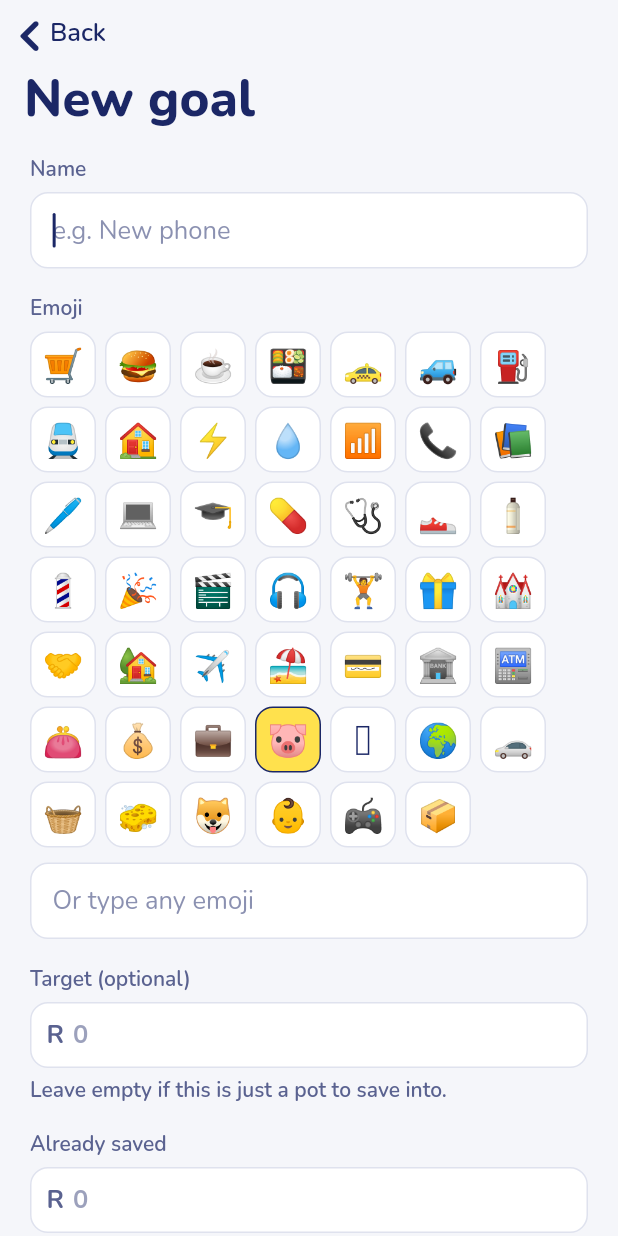
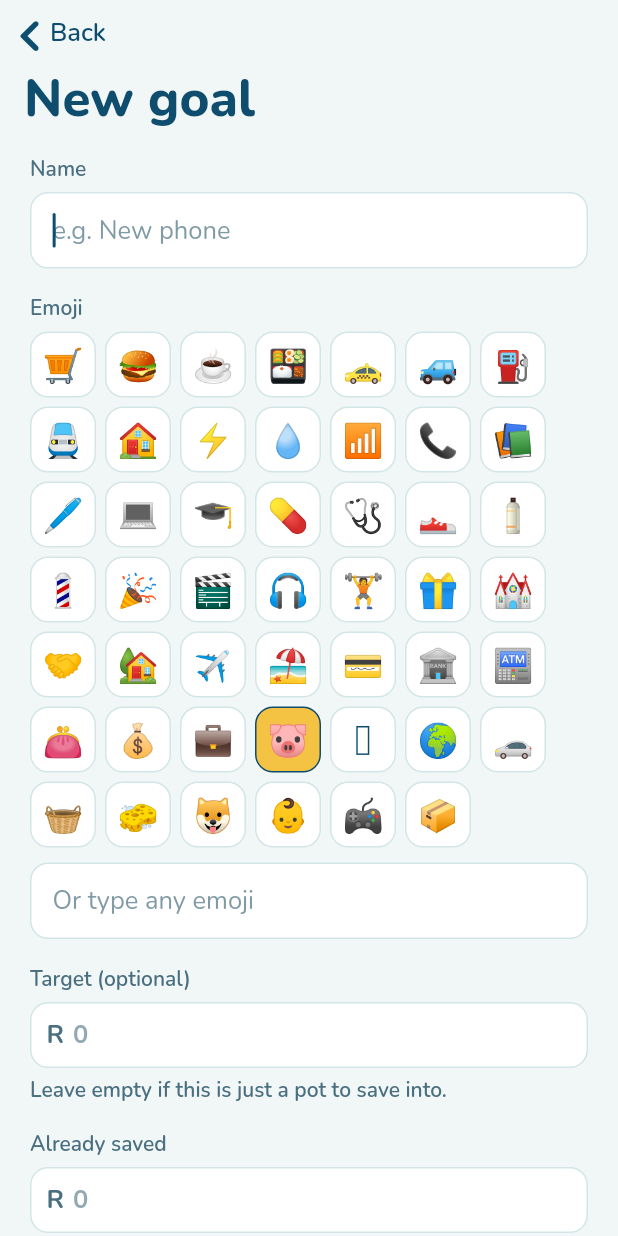
Before and after one commit to Trillion26/StudentBudget, a Flutter app: the GoalEditPage screen opened directly, on a phone screen of 412 x 824 dp. Run offline on Flutter 3.47's test engine with Material 3 defaults, Android fonts, the phone set to English and light mode, and no system bars; our stand-ins replace drift, drift_flutter, file_picker, fl_chart, local_auth, share_plus; missing offline and left inert: sqlite3; accounts and stored records are empty; generated files the repository leaves out were written again; statements that could not run were skipped.

Commit message:
app look update

```diff
--- a/lib/design/app_colors.dart
+++ b/lib/design/app_colors.dart
@@ -1,6 +1,6 @@
 import 'package:flutter/material.dart';
 
-/// The notebook colour tokens from the brief, in light and dark variants.
+/// The app's colour tokens, in light and dark variants.
 @immutable
 class AppColors extends ThemeExtension<AppColors> {
   const AppColors({
@@ -50,32 +50,35 @@ class AppColors extends ThemeExtension<AppColors> {
   /// Text on top of an [ink] filled button.
   final Color onInk;
 
+  /// Taken from the app icon: the piggy bank's deep teal for ink, the
+  /// coin's gold for the highlighter, and the background's green and blue
+  /// for income and savings.
   static const light = AppColors(
-    paper: Color(0xFFF5F6FA),
+    paper: Color(0xFFF1F7F6),
     card: Color(0xFFFFFFFF),
-    ink: Color(0xFF1B2766),
-    inkSoft: Color(0xFF5A6290),
-    line: Color(0xFFDFE2EE),
-    highlight: Color(0xFFFFE14D),
-    over: Color(0xFFFF8FA3),
-    overText: Color(0xFFB3163E),
-    income: Color(0xFF5FCB9E),
-    savings: Color(0xFF8FB4FF),
+    ink: Color(0xFF0E4D6E),
+    inkSoft: Color(0xFF4A6F80),
+    line: Color(0xFFD3E5E6),
+    highlight: Color(0xFFF5C343),
+    over: Color(0xFFFF9C8A),
+    overText: Color(0xFFB3261E),
+    income: Color(0xFF2FAE6B),
+    savings: Color(0xFF4A90D9),
     onInk: Color(0xFFFFFFFF),
   );
 
   static const dark = AppColors(
-    paper: Color(0xFF11152B),
-    card: Color(0xFF1A2040),
-    ink: Color(0xFFEEF0FA),
-    inkSoft: Color(0xFFA3A9CC),
-    line: Color(0xFF2C3360),
-    highlight: Color(0xFFE9C93A),
-    over: Color(0xFFE36A84),
-    overText: Color(0xFFFFD3DC),
-    income: Color(0xFF4FB98C),
-    savings: Color(0xFF6F95E8),
-    onInk: Color(0xFF11152B),
+    paper: Color(0xFF0A1E26),
+    card: Color(0xFF10303B),
+    ink: Color(0xFFE8F4F3),
+    inkSoft: Color(0xFF9CC0C4),
+    line: Color(0xFF1E4652),
+    highlight: Color(0xFFF0BE3A),
+    over: Color(0xFFE8786A),
+    overText: Color(0xFFFFD5CE),
+    income: Color(0xFF3FC07E),
+    savings: Color(0xFF5EA0E6),
+    onInk: Color(0xFF0A1E26),
   );
 
   /// Colours for the current theme.
--- a/lib/design/theme.dart
+++ b/lib/design/theme.dart
@@ -48,7 +48,7 @@ ThemeData buildTheme(Brightness brightness) {
       primary: c.ink,
       onPrimary: c.onInk,
       secondary: c.highlight,
-      onSecondary: const Color(0xFF1B2766),
+      onSecondary: AppColors.light.ink,
       error: c.overText,
       onError: c.card,
       surface: c.card,
--- a/lib/features/home/home_shell.dart
+++ b/lib/features/home/home_shell.dart
@@ -167,7 +167,7 @@ class _AddButton extends StatelessWidget {
             border: Border.all(color: c.paper, width: 3),
             boxShadow: const [BoxShadow(color: Color(0x33000000), blurRadius: 10, offset: Offset(0, 4))],
           ),
-          child: const Icon(CupertinoIcons.add, size: 32, color: Color(0xFF1B2766)),
+          child: Icon(CupertinoIcons.add, size: 32, color: AppColors.light.ink),
         ),
       ),
     );
--- a/pubspec.yaml
+++ b/pubspec.yaml
@@ -57,8 +57,8 @@ flutter_launcher_icons:
   remove_alpha_ios: true
   web:
     generate: true
-    background_color: "#1B2766"
-    theme_color: "#1B2766"
+    background_color: "#0E4D6E"
+    theme_color: "#0E4D6E"
   windows:
     generate: true
     icon_size: 256
```
Also changed, not shown: lib/export/xlsx.dart (+4 -4 lines), lib/export/year_report.dart (+18 -18 lines), assets/icon/app_icon.png, assets/icon/app_icon_artwork.png (added), 31 other files.
